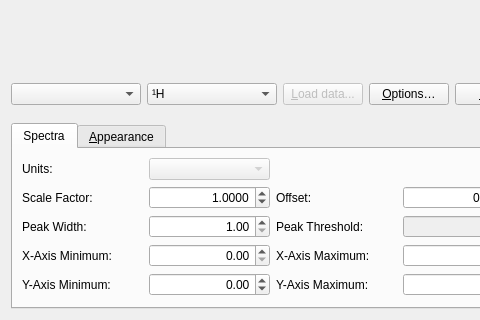
Qt form avogadro/qtplugins/spectra/spectradialog.ui (OpenChemistry/avogadrolibs) before a commit; both pictures show x 0 to 480 and y 160 to 480 of the 808 by 480 pixel window.
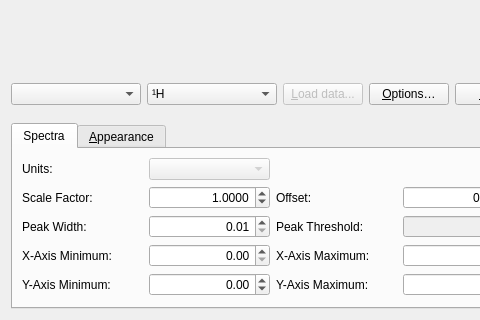
The same form after that commit. Custom widgets are drawn as their Qt base class.

Commit message: Update options to read from settings

The edit to the form file:
```diff
--- a/avogadro/qtplugins/spectra/spectradialog.ui
+++ b/avogadro/qtplugins/spectra/spectradialog.ui
@@ -163,7 +163,7 @@
           <set>Qt::AlignRight|Qt::AlignTrailing|Qt::AlignVCenter</set>
          </property>
          <property name="minimum">
-          <double>1.000000000000000</double>
+          <double>0.010000000000000</double>
          </property>
         </widget>
        </item>
```
The commit also changes 2 other files.
